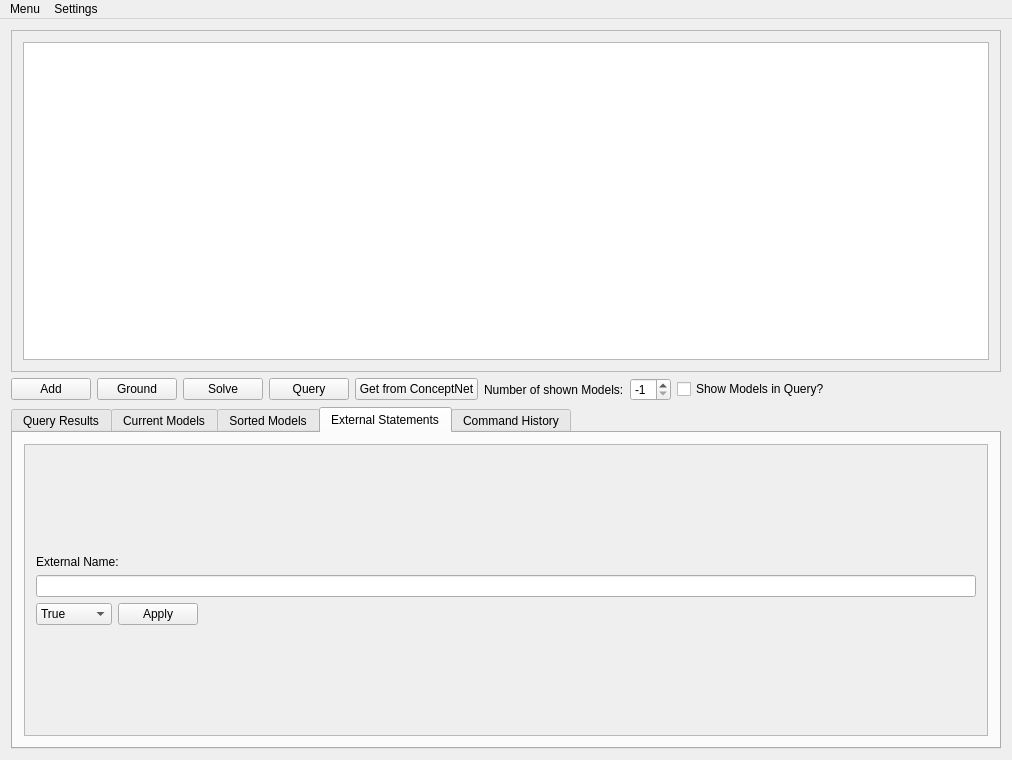
First picture: the form in concept_net_gui/ui/conceptnetgui.ui, repository alica-labs/aspsuite, before the edit.
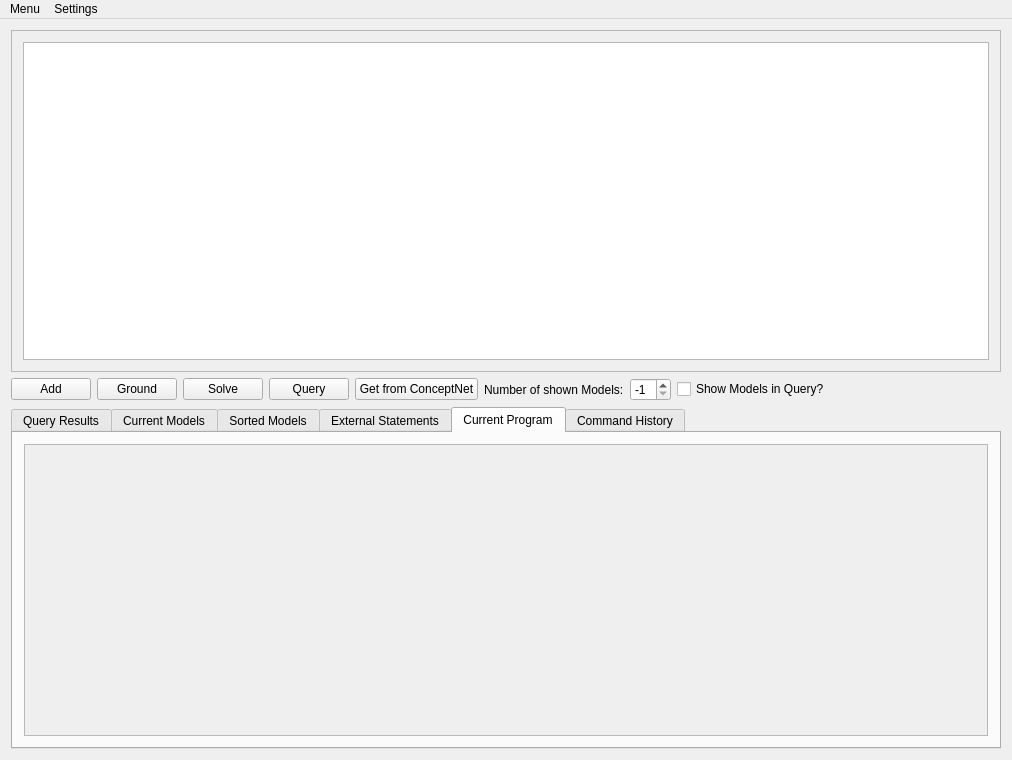
Second picture: the form after the edit.

The edit to the form file:
```diff
--- a/concept_net_gui/ui/conceptnetgui.ui
+++ b/concept_net_gui/ui/conceptnetgui.ui
@@ -119,7 +119,7 @@
     <item>
      <widget class="QTabWidget" name="resultTabWidget">
       <property name="currentIndex">
-       <number>3</number>
+       <number>4</number>
       </property>
       <widget class="QWidget" name="queryResultsTab">
        <attribute name="title">
@@ -325,6 +325,39 @@
         </item>
        </layout>
       </widget>
+      <widget class="QWidget" name="programTab">
+       <attribute name="title">
+        <string>Current Program</string>
+       </attribute>
+       <layout class="QHBoxLayout" name="horizontalLayout_10">
+        <item>
+         <widget class="QScrollArea" name="scrollArea_2">
+          <property name="widgetResizable">
+           <bool>true</bool>
+          </property>
+          <widget class="QWidget" name="programScrollArea">
+           <property name="geometry">
+            <rect>
+             <x>0</x>
+             <y>0</y>
+             <width>970</width>
+             <height>285</height>
+            </rect>
+           </property>
+           <layout class="QHBoxLayout" name="horizontalLayout_12">
+            <item>
+             <widget class="QLabel" name="programLabel">
+              <property name="text">
+               <string/>
+              </property>
+             </widget>
+            </item>
+           </layout>
+          </widget>
+         </widget>
+        </item>
+       </layout>
+      </widget>
       <widget class="QWidget" name="commandHistoryTab">
        <attribute name="title">
         <string>Command History</string>
```
